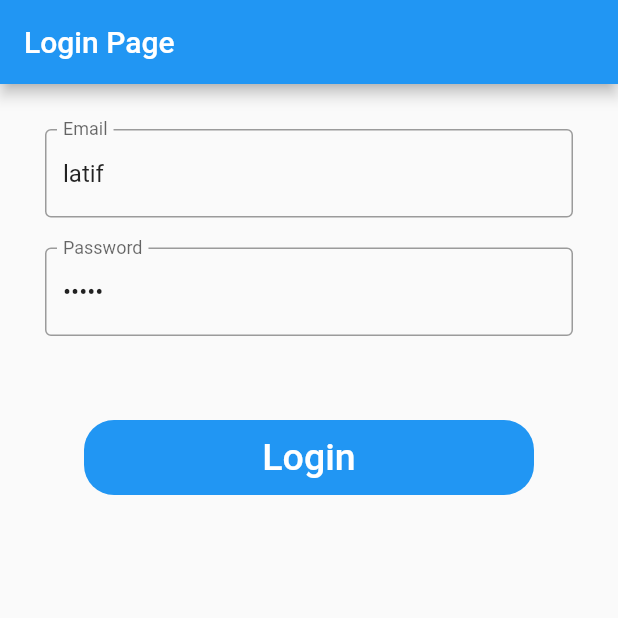
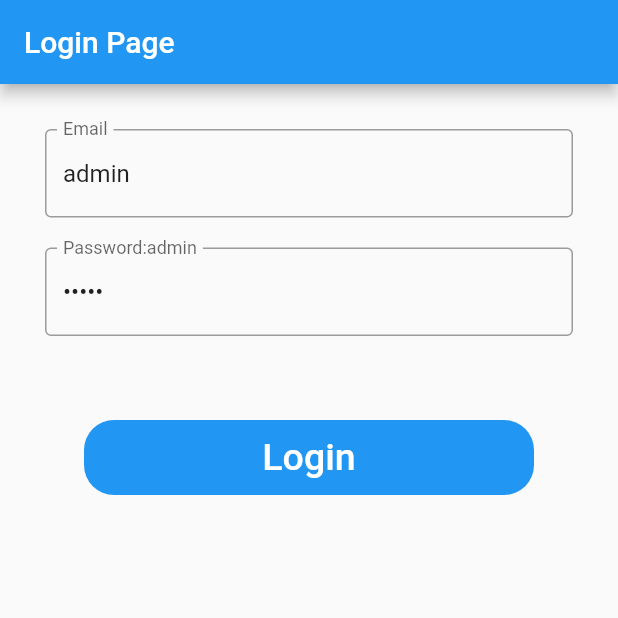
Before and after one commit to mlatifr/flutter_windows, a Flutter app: the screen it shows after launch, on a phone screen of 412 x 824 dp, the top half of it. Run offline on Flutter 3.47's test engine with Material 2 defaults, Android fonts, the phone set to English and light mode, and no system bars; our stand-ins replace image_picker, shared_preferences.

```diff
--- a/lib/login.dart
+++ b/lib/login.dart
@@ -49,6 +49,13 @@ class Login extends StatefulWidget {
 }
 
 class _LoginState extends State<Login> {
+  @override
+  void initState() {
+    super.initState();
+    user_id = 'admin';
+    password = 'admin';
+  }
+
   void doLogin() async {
     final response = await http.post(
         // Uri.parse("http://ubaya.prototipe.net/daniel/login.php"),
@@ -84,7 +91,7 @@ class _LoginState extends State<Login> {
             Padding(
               padding: EdgeInsets.all(10),
               child: TextFormField(
-                initialValue: 'latif',
+                initialValue: 'admin',
                 onChanged: (value) {
                   user_id = value;
                 },
@@ -98,14 +105,14 @@ class _LoginState extends State<Login> {
               padding: EdgeInsets.all(10),
               //padding: EdgeInsets.symmetric(horizontal: 15),
               child: TextFormField(
-                initialValue: 'latif',
+                initialValue: 'admin',
                 onChanged: (value) {
                   password = value;
                 },
                 obscureText: true,
                 decoration: InputDecoration(
                     border: OutlineInputBorder(),
-                    labelText: 'Password',
+                    labelText: 'Password:admin',
                     hintText: 'Enter secure password'),
               ),
             ),
--- a/pubspec.yaml
+++ b/pubspec.yaml
@@ -21,6 +21,7 @@ environment:
   sdk: ">=2.7.0 <3.0.0"
 
 dependencies:
+  image_picker: ^0.7.5+3
   http: 0.13.1
   # shared_preferences: ^0.5.12+4
   shared_preferences: ^0.5.12
```
Also changed, not shown: lib/editpop_dosen.dart (+69 -1 lines), pubspec.lock, 2 other files.
